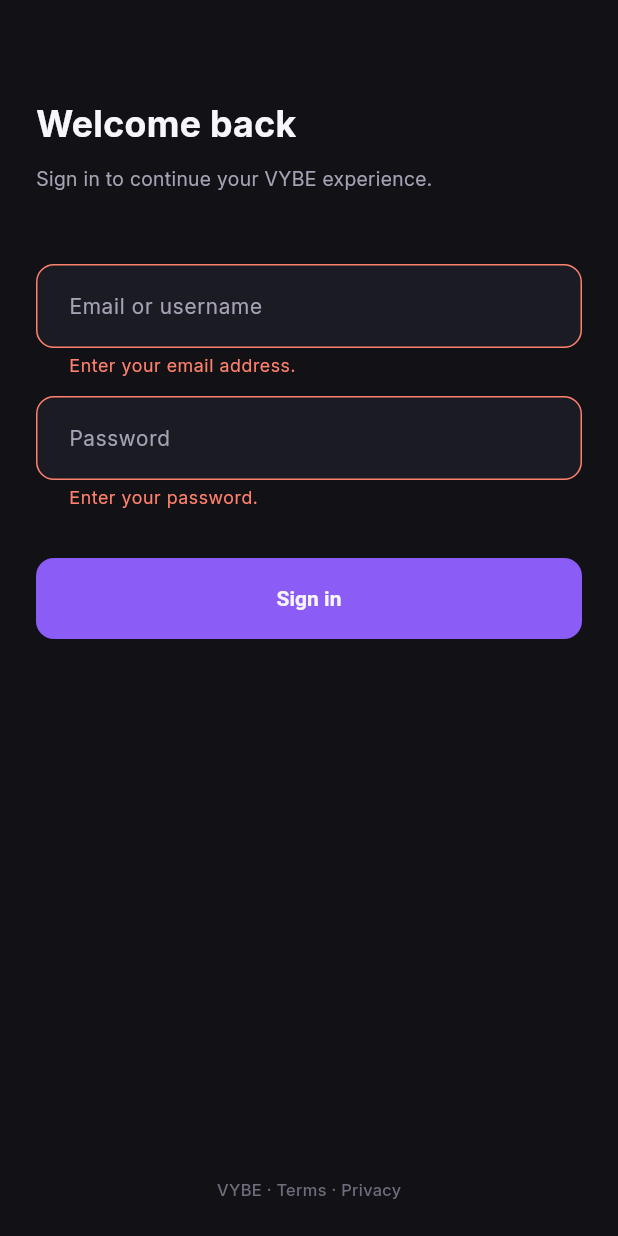
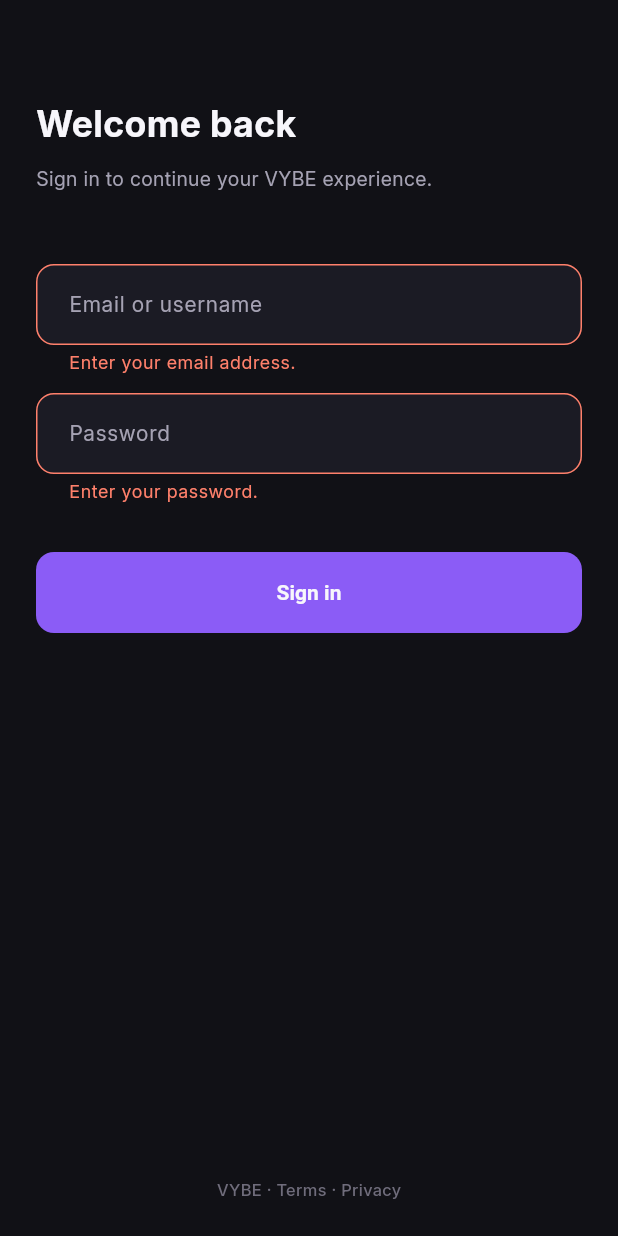
Before and after one commit to WalterLugalia/vybe, a Flutter app: the SignInScreen screen opened by its route, after a tap on "Sign in", on a phone screen of 412 x 824 dp. Run offline on Flutter 3.47's test engine with Material 3 defaults, Android fonts, the phone set to English and light mode, and no system bars; our stand-ins replace connectivity_plus, dio, flutter_dotenv, flutter_riverpod, go_router, hive_flutter and 1 more; accounts and stored records are empty.

Commit message:
feat(auth): add create account screen and sign up validation
- Add SignUpScreen with five fields, pinned button, loading state and error message
- Add full name, username, new password and confirm password validators with tests
- Add autocorrect and capitalization options to AppTextField
- Fix text field height to 54 by adjusting input padding
- Add the /sign-up route
- Defer terms acceptance, username availability and email verification

```diff
--- a/lib/app/router/app_router.dart
+++ b/lib/app/router/app_router.dart
@@ -3,13 +3,14 @@ import 'package:flutter_riverpod/flutter_riverpod.dart';
 import 'package:go_router/go_router.dart';
 
 import '../../features/auth/screens/sign_in_screen.dart';
+import '../../features/auth/screens/sign_up_screen.dart';
 import '../../features/auth/screens/splash_screen.dart';
 import 'route_names.dart';
 import 'route_paths.dart';
 
 final appRouterProvider = Provider<GoRouter>((ref) {
   final router = GoRouter(
-    initialLocation: RoutePaths.splash,
+    initialLocation: RoutePaths.signUp,
     debugLogDiagnostics: kDebugMode,
     routes: [
       GoRoute(
@@ -22,6 +23,11 @@ final appRouterProvider = Provider<GoRouter>((ref) {
         name: RouteNames.signIn,
         builder: (context, state) => const SignInScreen(),
       ),
+      GoRoute(
+        path: RoutePaths.signUp,
+        name: RouteNames.signUp,
+        builder: (context, state) => const SignUpScreen(),
+      ),
     ],
   );
 
--- a/lib/app/router/route_names.dart
+++ b/lib/app/router/route_names.dart
@@ -1,4 +1,5 @@
 abstract final class RouteNames {
   static const String splash = 'splash';
   static const String signIn = 'signIn';
+  static const String signUp = 'signUp';
 }
--- a/lib/app/router/route_paths.dart
+++ b/lib/app/router/route_paths.dart
@@ -1,4 +1,5 @@
 abstract final class RoutePaths {
   static const String splash = '/splash';
   static const String signIn = '/sign-in';
+  static const String signUp = '/sign-up';
 }
--- a/lib/app/theme/app_theme.dart
+++ b/lib/app/theme/app_theme.dart
@@ -44,7 +44,7 @@ abstract final class AppTheme {
     return InputDecorationTheme(
       filled: true,
       fillColor: AppColors.surface,
-      contentPadding: const EdgeInsets.symmetric(horizontal: 18, vertical: 18),
+      contentPadding: const EdgeInsets.symmetric(horizontal: 18, vertical: 17),
       hintStyle: AppTextStyles.body.copyWith(color: AppColors.textSecondary),
       errorStyle: AppTextStyles.caption.copyWith(color: AppColors.coral),
       border: _outline(AppColors.border),
--- a/lib/core/utils/validators.dart
+++ b/lib/core/utils/validators.dart
@@ -1,5 +1,8 @@
 abstract final class Validators {
+  static const int minPasswordLength = 8;
+
   static final RegExp _emailPattern = RegExp(r'^[^@\s]+@[^@\s]+\.[^@\s]+$');
+  static final RegExp _usernamePattern = RegExp(r'^[A-Za-z0-9_]{3,20}$');
 
   static String? email(String? value) {
     final text = value?.trim() ?? '';
@@ -18,4 +21,43 @@ abstract final class Validators {
     }
     return null;
   }
+
+  static String? fullName(String? value) {
+    final text = value?.trim() ?? '';
+    if (text.isEmpty) {
+      return 'Enter your full name.';
+    }
+    return null;
+  }
+
+  static String? username(String? value) {
+    final text = value?.trim() ?? '';
+    if (text.isEmpty) {
+      return 'Choose a username.';
+    }
+    if (!_usernamePattern.hasMatch(text)) {
+      return 'Use 3 to 20 letters, numbers or underscores.';
+    }
+    return null;
+  }
+
+  static String? newPassword(String? value) {
+    if (value == null || value.isEmpty) {
+      return 'Choose a password.';
+    }
+    if (value.length < minPasswordLength) {
+      return 'Use at least $minPasswordLength characters.';
+    }
+    return null;
+  }
+
+  static String? confirmPassword(String? value, String password) {
+    if (value == null || value.isEmpty) {
+      return 'Confirm your password.';
+    }
+    if (value != password) {
+      return 'Passwords do not match.';
+    }
+    return null;
+  }
 }
--- a/lib/features/auth/screens/sign_in_screen.dart
+++ b/lib/features/auth/screens/sign_in_screen.dart
@@ -83,6 +83,7 @@ class _SignInScreenState extends ConsumerState<SignInScreen> {
                               controller: _emailController,
                               hintText: 'Email or username',
                               validator: Validators.email,
+                              autocorrect: false,
                               keyboardType: TextInputType.emailAddress,
                               textInputAction: TextInputAction.next,
                               autofillHints: const [AutofillHints.email],
--- /dev/null
+++ b/lib/features/auth/screens/sign_up_screen.dart
@@ -0,0 +1,183 @@
+import 'package:flutter/material.dart';
+import 'package:flutter_riverpod/flutter_riverpod.dart';
+
+import '../../../app/theme/app_colors.dart';
+import '../../../app/theme/app_spacing.dart';
+import '../../../app/theme/app_text_styles.dart';
+import '../../../core/utils/validators.dart';
+import '../../../shared/widgets/app_button.dart';
+import '../../../shared/widgets/app_text_field.dart';
+import '../providers/auth_provider.dart';
+import '../widgets/auth_footer.dart';
+
+class SignUpScreen extends ConsumerStatefulWidget {
+  const SignUpScreen({super.key});
+
+  @override
+  ConsumerState<SignUpScreen> createState() => _SignUpScreenState();
+}
+
+class _SignUpScreenState extends ConsumerState<SignUpScreen> {
+  final _formKey = GlobalKey<FormState>();
+  final _fullNameController = TextEditingController();
+  final _usernameController = TextEditingController();
+  final _emailController = TextEditingController();
+  final _passwordController = TextEditingController();
+  final _confirmPasswordController = TextEditingController();
+
+  @override
+  void dispose() {
+    _fullNameController.dispose();
+    _usernameController.dispose();
+    _emailController.dispose();
+    _passwordController.dispose();
+    _confirmPasswordController.dispose();
+    super.dispose();
+  }
+
+  Future<void> _submit() async {
+    FocusScope.of(context).unfocus();
+    if (!(_formKey.currentState?.validate() ?? false)) {
+      return;
+    }
+    await ref.read(authProvider.notifier).signUp(
+          email: _emailController.text.trim(),
+          password: _passwordController.text,
+          fullName: _fullNameController.text.trim(),
+          username: _usernameController.text.trim(),
+        );
+  }
+
+  @override
+  Widget build(BuildContext context) {
+    final authState = ref.watch(authProvider);
+    final error = authState.error;
+
+    return Scaffold(
+      body: SafeArea(
+        child: Column(
+          children: [
+            Expanded(
+              child: SingleChildScrollView(
+                padding: const EdgeInsets.symmetric(
+                  horizontal: AppSpacing.screenHorizontal,
+                ),
+                child: Column(
+                  crossAxisAlignment: CrossAxisAlignment.start,
+                  children: [
+                    const SizedBox(height: 64),
+                    Text(
+                      'Create your account',
+                      style: AppTextStyles.headline.copyWith(
+                        color: AppColors.textPrimary,
+                      ),
+                    ),
+                    const SizedBox(height: 10),
+                    Text(
+                      'Join a community built around videos, '
+                      'discovery and participation.',
+                      style: AppTextStyles.tagline.copyWith(
+                        color: AppColors.textSecondary,
+                      ),
+                    ),
+                    const SizedBox(height: 48),
+                    Form(
+                      key: _formKey,
+                      autovalidateMode: AutovalidateMode.onUserInteraction,
+                      child: AutofillGroup(
+                        child: Column(
+                          children: [
+                            AppTextField(
+                              controller: _fullNameController,
+                              hintText: 'Full name',
+                              validator: Validators.fullName,
+                              textCapitalization: TextCapitalization.words,
+                              keyboardType: TextInputType.name,
+                              textInputAction: TextInputAction.next,
+                              autofillHints: const [AutofillHints.name],
+                            ),
+                            const SizedBox(height: AppSpacing.fieldGap),
+                            AppTextField(
+                              controller: _usernameController,
+                              hintText: 'Username',
+                              validator: Validators.username,
+                              autocorrect: false,
+                              textInputAction: TextInputAction.next,
+                              autofillHints: const [AutofillHints.newUsername],
+                            ),
+                            const SizedBox(height: AppSpacing.fieldGap),
+                            AppTextField(
+                              controller: _emailController,
+                              hintText: 'Email address',
+                              validator: Validators.email,
+                              autocorrect: false,
+                              keyboardType: TextInputType.emailAddress,
+                              textInputAction: TextInputAction.next,
+                              autofillHints: const [AutofillHints.email],
+                            ),
+                            const SizedBox(height: AppSpacing.fieldGap),
+                            AppTextField(
+                              controller: _passwordController,
+                              hintText: 'Password',
+                              validator: Validators.newPassword,
+                              obscureText: true,
+                              textInputAction: TextInputAction.next,
+                              autofillHints: const [AutofillHints.newPassword],
+                            ),
+                            const SizedBox(height: AppSpacing.fieldGap),
+                            AppTextField(
+                              controller: _confirmPasswordController,
+                              hintText: 'Confirm password',
+                              validator: (value) => Validators.confirmPassword(
+                                value,
+                                _passwordController.text,
+                              ),
+                              obscureText: true,
+                              textInputAction: TextInputAction.done,
+                              autofillHints: const [AutofillHints.newPassword],
+                              onSubmitted: (_) => _submit(),
+                            ),
+                          ],
+                        ),
+                      ),
+                    ),
+                    const SizedBox(height: 24),
+                  ],
+                ),
+              ),
+            ),
+            Padding(
+              padding: const EdgeInsets.symmetric(
+                horizontal: AppSpacing.screenHorizontal,
+              ),
+              child: Column(
+                children: [
+                  if (error != null) ...[
+                    Semantics(
+                      liveRegion: true,
+                      child: Text(
+                        error.message,
+                        textAlign: TextAlign.center,
+                        style: AppTextStyles.caption.copyWith(
+                          color: AppColors.coral,
+                        ),
+                      ),
+                    ),
+                    const SizedBox(height: 16),
+                  ],
+                  AppButton(
+                    label: 'Create account',
+                    isLoading: authState.isBusy,
+                    onPressed: _submit,
+                  ),
+                ],
+              ),
+            ),
+            const SizedBox(height: 28),
+            const AuthFooter(),
+          ],
+        ),
+      ),
+    );
+  }
+}
--- a/lib/shared/widgets/app_text_field.dart
+++ b/lib/shared/widgets/app_text_field.dart
@@ -10,6 +10,8 @@ class AppTextField extends StatelessWidget {
     required this.hintText,
     this.validator,
     this.obscureText = false,
+    this.autocorrect = true,
+    this.textCapitalization = TextCapitalization.none,
     this.keyboardType,
     this.textInputAction,
     this.autofillHints,
@@ -20,6 +22,8 @@ class AppTextField extends StatelessWidget {
   final String hintText;
   final FormFieldValidator<String>? validator;
   final bool obscureText;
+  final bool autocorrect;
+  final TextCapitalization textCapitalization;
   final TextInputType? keyboardType;
   final TextInputAction? textInputAction;
   final Iterable<String>? autofillHints;
@@ -33,10 +37,11 @@ class AppTextField extends StatelessWidget {
       obscureText: obscureText,
       keyboardType: keyboardType,
       textInputAction: textInputAction,
+      textCapitalization: textCapitalization,
       autofillHints: autofillHints,
       onFieldSubmitted: onSubmitted,
-      autocorrect: !obscureText,
-      enableSuggestions: !obscureText,
+      autocorrect: autocorrect && !obscureText,
+      enableSuggestions: autocorrect && !obscureText,
       style: AppTextStyles.body.copyWith(color: AppColors.textPrimary),
       decoration: InputDecoration(hintText: hintText),
     );
```
Also changed, not shown: 1 other file.
